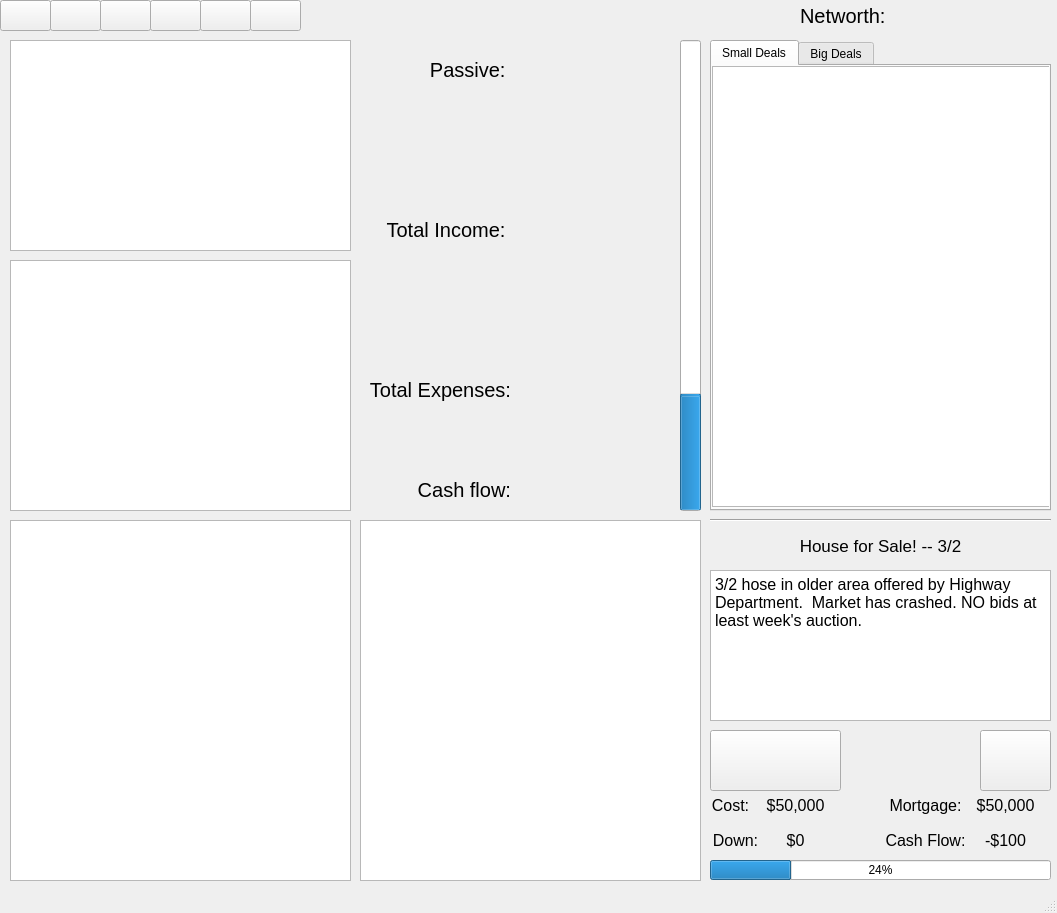
Above: guis/financial.ui from Rightside-Two-0/Rightside_Two.0 before the change. Below: the same form after it.
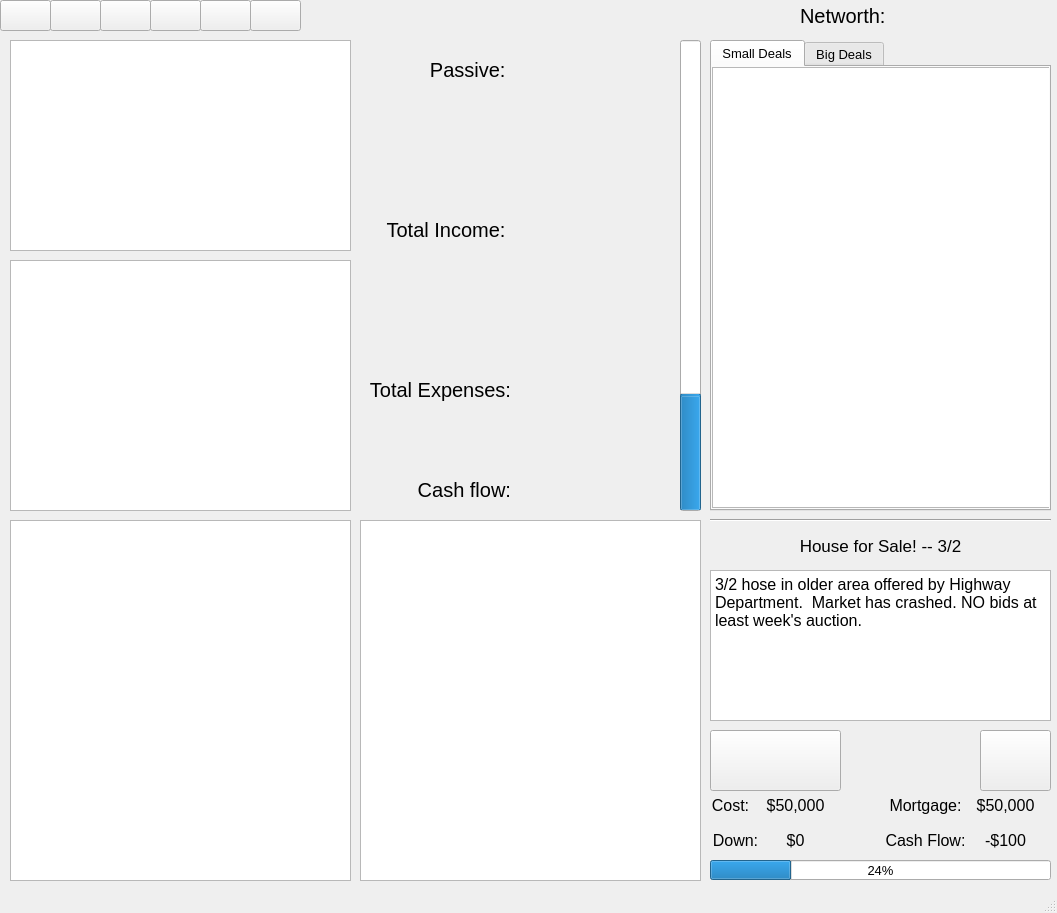
That is the form after the change. Icons and pictures are not drawn.

What changed in the file:
```diff
--- a/guis/financial.ui
+++ b/guis/financial.ui
@@ -10,6 +10,11 @@
     <height>913</height>
    </rect>
   </property>
+  <property name="font">
+   <font>
+    <pointsize>10</pointsize>
+   </font>
+  </property>
   <property name="windowTitle">
    <string>MainWindow</string>
   </property>
@@ -239,6 +244,11 @@
         <height>441</height>
        </rect>
       </property>
+      <property name="font">
+       <font>
+        <pointsize>12</pointsize>
+       </font>
+      </property>
       <property name="toolTip">
        <string>&lt;html&gt;&lt;head/&gt;&lt;body&gt;&lt;p&gt;&lt;span style=&quot; font-size:18pt;&quot;&gt;Opportunities&lt;/span&gt;&lt;/p&gt;&lt;/body&gt;&lt;/html&gt;</string>
       </property>
```
Left out of the diff: 22 changed lines with no effect on the pictures.
